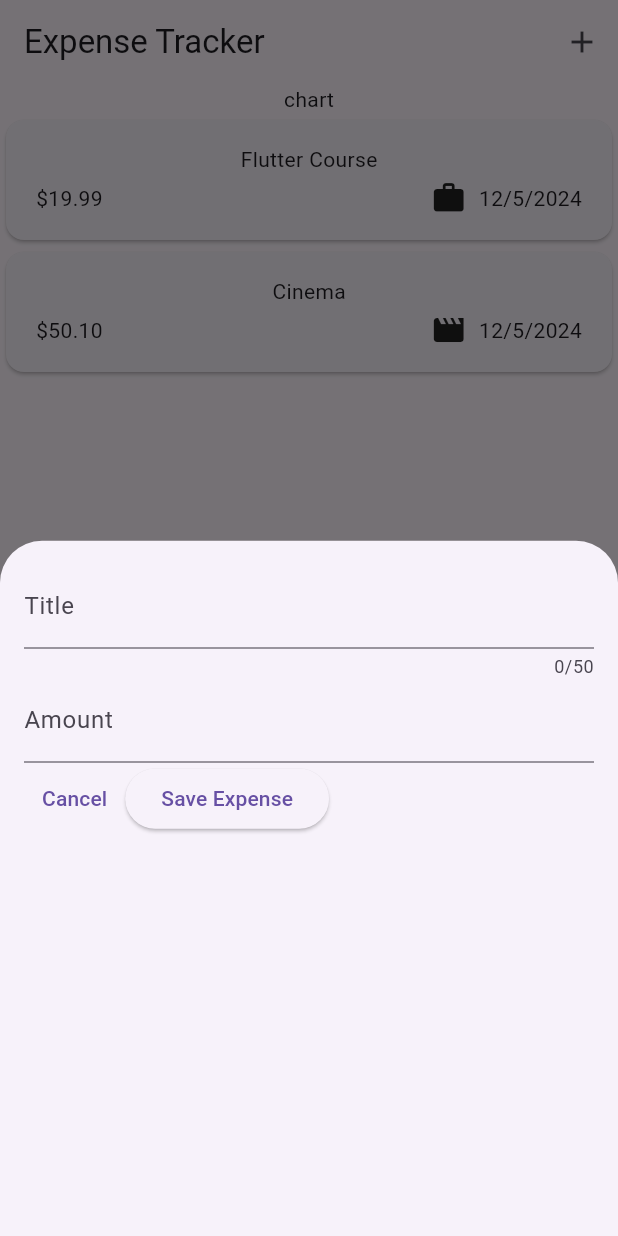
After one commit to jarbunn/expense-tracker, a Flutter app: the screen it shows after launch, after a tap on the "add" icon, on a phone screen of 412 x 824 dp. The commit adds this screen. Run offline on Flutter 3.47's test engine with Material 3 defaults, Android fonts, the phone set to English and light mode, and no system bars.

Commit message:
Added titlebar. Added new expense modal.

```diff
--- a/lib/widgets/expenses.dart
+++ b/lib/widgets/expenses.dart
@@ -1,5 +1,6 @@
 import 'package:expense_tracker/widgets/expenses_list/expenses_list.dart';
 import 'package:expense_tracker/models/expense.dart';
+import 'package:expense_tracker/widgets/new_expense.dart';
 import 'package:flutter/material.dart';
 
 class Expenses extends StatefulWidget {
@@ -24,15 +25,30 @@ class _ExpensesState extends State<Expenses> {
         catergory: Catergory.leisure)
   ];
 
+  void _openAddExpenseOverlay() {
+    showModalBottomSheet(
+      context: context,
+      builder: (ctx) => const NewExpense(),
+    );
+  }
+
   @override
   Widget build(context) {
     return Scaffold(
+      appBar: AppBar(
+        title: const Text('Expense Tracker'),
+        actions: [
+          IconButton(
+            onPressed: _openAddExpenseOverlay,
+            icon: const Icon(Icons.add),
+          ),
+        ],
+      ),
       body: Column(
         children: [
           const Text('chart'),
           Expanded(
-            child: ExpensesList(
-              expenses: _registeredExpenses),
+            child: ExpensesList(expenses: _registeredExpenses),
           ),
         ],
       ),
--- /dev/null
+++ b/lib/widgets/new_expense.dart
@@ -0,0 +1,58 @@
+import 'package:flutter/material.dart';
+import 'package:flutter/services.dart';
+
+class NewExpense extends StatefulWidget {
+  const NewExpense({super.key});
+
+  State<NewExpense> createState() {
+    return _NewExpensesState();
+  }
+}
+
+class _NewExpensesState extends State<NewExpense> {
+  final _titleController = TextEditingController();
+  final _amountController = TextEditingController();
+
+  void dispose() {
+    _titleController.dispose();
+    _amountController.dispose();
+    super.dispose();
+  }
+
+  @override
+  Widget build(context) {
+    return Padding(
+      padding: const EdgeInsets.all(16),
+      child: Column(
+        children: [
+          TextField(
+            controller: _titleController,
+            maxLength: 50,
+            decoration: const InputDecoration(
+              label: Text('Title'),
+            ),
+          ),
+          TextField(
+            controller: _amountController,
+            keyboardType: TextInputType.number,
+            decoration: const InputDecoration(
+              prefixText: '\$ ',
+              label: Text('Amount'),
+            ),
+          ),
+          Row(
+            children: [
+              TextButton(onPressed: (){
+                Navigator.pop(context);
+              }, child: const Text('Cancel')),
+              ElevatedButton(
+                onPressed: () {},
+                child: const Text('Save Expense'),
+              ),
+            ],
+          )
+        ],
+      ),
+    );
+  }
+}
```
